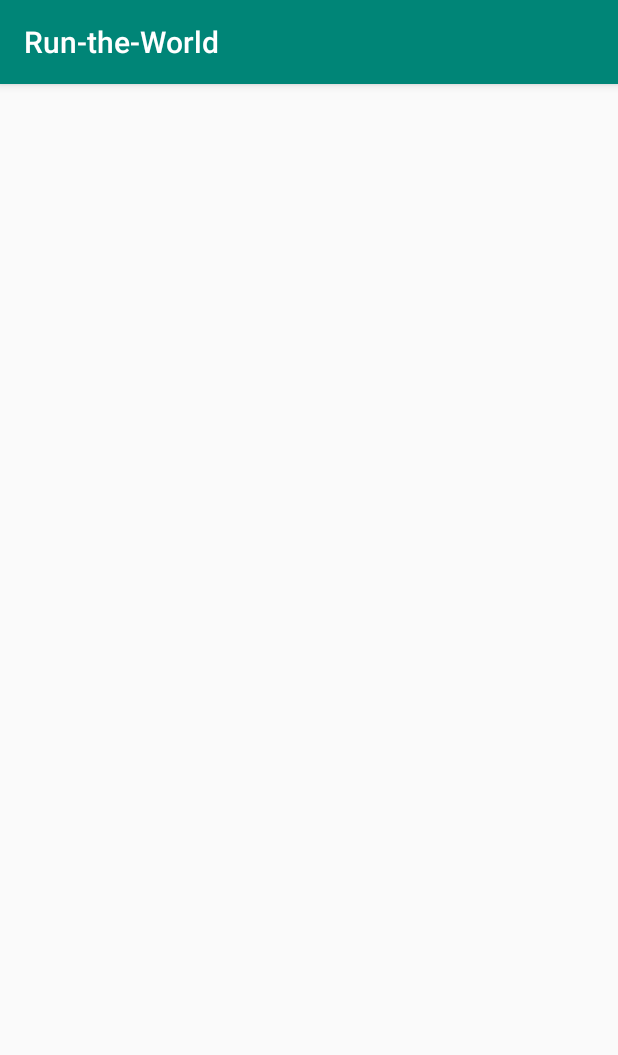
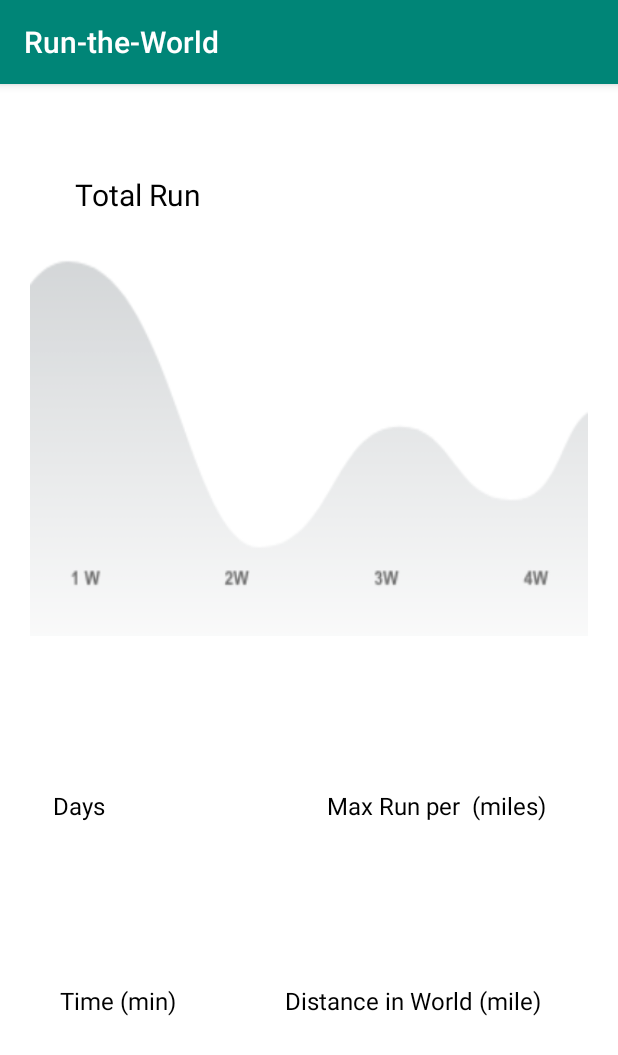
Before and after one commit to VOjha/Run-the-World, an Android app: the distance_log screen opened directly, with no data from a screen before it, on a phone screen of 412 x 824 dp. Shown: the top 1055 px of the screen. Run offline under Robolectric (Android 15) with nearby library versions, the phone set to English and light mode, and no system bars.

Commit message:
UI of 2 screens done

```diff
--- a/RuntheWorld/app/src/main/res/layout/activity_distance_log.xml
+++ b/RuntheWorld/app/src/main/res/layout/activity_distance_log.xml
@@ -1,9 +1,99 @@
 <?xml version="1.0" encoding="utf-8"?>
-<androidx.constraintlayout.widget.ConstraintLayout xmlns:android="http://schemas.android.com/apk/res/android"
-    xmlns:app="http://schemas.android.com/apk/res-auto"
-    xmlns:tools="http://schemas.android.com/tools"
-    android:layout_width="match_parent"
-    android:layout_height="match_parent"
-    tools:context=".distance_log">
+<RelativeLayout xmlns:android="http://schemas.android.com/apk/res/android"
 
-</androidx.constraintlayout.widget.ConstraintLayout>
+    android:layout_width="fill_parent"
+    android:layout_height="fill_parent"
+    android:background="#ffffff"
+    xmlns:layout_width="http://schemas.android.com/apk/res-auto"
+    android:orientation="vertical">
+
+
+    <LinearLayout
+        android:layout_width="match_parent"
+        android:layout_height="wrap_content"
+        android:layout_gravity="center"
+        android:orientation="vertical" >
+        <LinearLayout
+            android:layout_width="match_parent"
+            android:layout_height="match_parent"
+            android:layout_weight="1"
+            android:orientation="horizontal" />
+    </LinearLayout>
+
+
+    <ImageView
+        android:layout_width="match_parent"
+        android:layout_height="match_parent"
+        android:background="@drawable/graph"
+        android:layout_marginTop="0dp"
+        android:layout_marginBottom="400dp"
+        android:layout_marginLeft="20dp"
+        android:layout_marginRight="20dp"
+        />
+
+
+    <TextView
+        android:layout_height="wrap_content"
+        android:layout_width="wrap_content"
+        android:text="Total Run "
+        android:layout_marginTop="60dp"
+        android:layout_marginLeft="50dp"
+        android:adjustViewBounds="true"
+        android:maxWidth="250dp"
+        android:maxHeight="100dp"
+        android:textSize="20dp"
+        android:textColor="#000000"
+        />
+
+    <TextView
+        android:layout_height="wrap_content"
+        android:layout_width="wrap_content"
+        android:text="Days"
+        android:layout_marginTop="470dp"
+        android:layout_marginLeft="35dp"
+        android:adjustViewBounds="true"
+        android:maxWidth="250dp"
+        android:maxHeight="100dp"
+        android:textSize="16dp"
+        android:textColor="#000000"
+        />
+
+
+    <TextView
+        android:layout_height="wrap_content"
+        android:layout_width="wrap_content"
+        android:text="Time (min)"
+        android:layout_marginTop="600dp"
+        android:layout_marginLeft="40dp"
+        android:adjustViewBounds="true"
+        android:maxWidth="250dp"
+        android:maxHeight="100dp"
+        android:textSize="16dp"
+        android:textColor="#000000"
+        />
+    <TextView
+        android:layout_height="wrap_content"
+        android:layout_width="wrap_content"
+        android:text="Max Run per  (miles)"
+        android:layout_marginTop="470dp"
+        android:layout_marginLeft="218dp"
+        android:adjustViewBounds="true"
+        android:maxWidth="250dp"
+        android:maxHeight="100dp"
+        android:textSize="16dp"
+        android:textColor="#000000"
+        />
+
+    <TextView
+        android:layout_height="wrap_content"
+        android:layout_width="wrap_content"
+        android:text="Distance in World (mile)"
+        android:layout_marginTop="600dp"
+        android:layout_marginLeft="190dp"
+        android:adjustViewBounds="true"
+        android:maxWidth="250dp"
+        android:maxHeight="100dp"
+        android:textSize="16dp"
+        android:textColor="#000000"
+        />
+</RelativeLayout>
```
Also changed, not shown: RuntheWorld/app/src/main/res/layout/activity_achievements.xml (+73 -7 lines), RuntheWorld/app/src/main/res/drawable/graph.png (added), RuntheWorld/app/src/main/res/drawable/milestone.png (added), RuntheWorld/app/src/main/res/drawable/travel_book.png (added).
